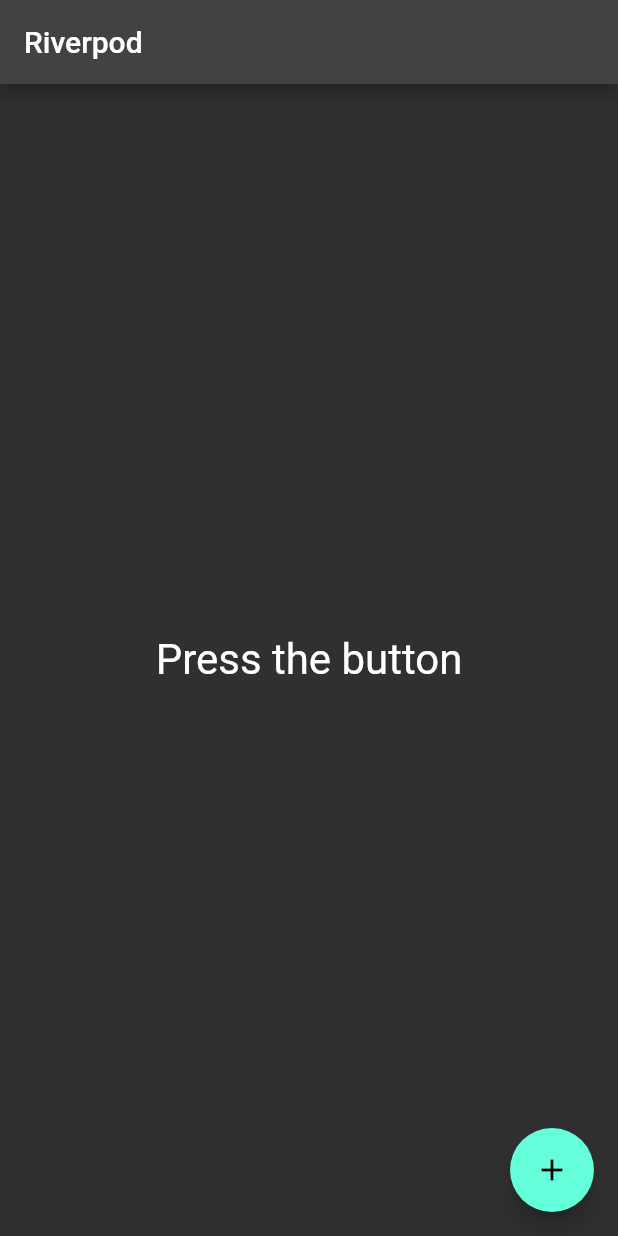
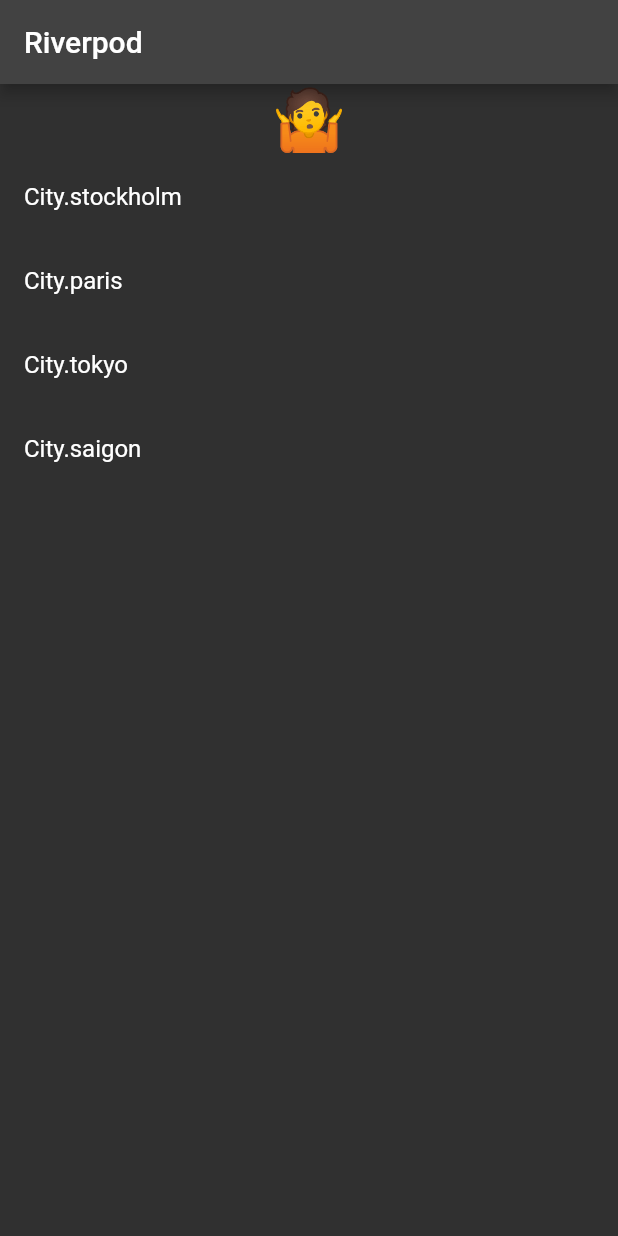
Before and after one commit to DangTuCS/riverpod2, a Flutter app: the screen it shows after launch, on a phone screen of 412 x 824 dp. Run offline on Flutter 3.47's test engine with Material 2 defaults, Android fonts, the phone set to English and light mode, and no system bars; our stand-ins replace hooks_riverpod.

Commit message:
3rd_example_great

```diff
--- a/lib/main.dart
+++ b/lib/main.dart
@@ -27,49 +27,79 @@ class HomePage extends ConsumerWidget {
 
   @override
   Widget build(BuildContext context, WidgetRef ref) {
+    final currentWeather = ref.watch(weatherProvider);
+
     return Scaffold(
       appBar: AppBar(
         title: const Text('Riverpod'),
       ),
-      body: Center(
-        child: Consumer(
-          builder: (context, ref, child) {
-            final count = ref.watch(counterProvider);
-            final text = count == null ? 'Press the button' : count.toString();
-            return Text(
-              text,
-              style: const TextStyle(fontSize: 28),
-            );
-          },
-        ),
-      ),
-      floatingActionButton: FloatingActionButton(
-        onPressed: ref.read(counterProvider.notifier).increment,
-        child: const Icon(Icons.add),
+      body: Column(
+        children: [
+          currentWeather.when(
+            data: (data) => Text(
+              data,
+              style: const TextStyle(fontSize: 40),
+            ),
+            error: (_, __) => const Text('Error 🥲'),
+            loading: () => const Padding(
+              padding: EdgeInsets.all(8),
+              child: CircularProgressIndicator(),
+            ),
+          ),
+          Expanded(
+            child: ListView.builder(
+              itemBuilder: (context, index) {
+                final city = City.values[index];
+                final isSelected = city == ref.watch(currentCityProvider);
+                return ListTile(
+                  title: Text(
+                    city.toString(),
+                  ),
+                  trailing: isSelected ? const Icon(Icons.check) : null,
+                  onTap: () =>
+                      ref.read(currentCityProvider.notifier).state = city,
+                );
+              },
+              itemCount: City.values.length,
+            ),
+          ),
+        ],
       ),
     );
   }
 }
 
+const unknownWeatherEmoji = '🤷‍';
 
+//UI writes to and reads this
+final currentCityProvider = StateProvider<City?>((ref) => null);
 
-final counterProvider = StateNotifierProvider<Counter, int?>(
-  (ref) => Counter(),
-);
+//UI reads this
+final weatherProvider = FutureProvider<WeatherEmoji>((ref) {
+  final city = ref.watch(currentCityProvider);
+  if (city != null) {
+    return getWeather(city);
+  }
+  return unknownWeatherEmoji;
+});
 
-class Counter extends StateNotifier<int?> {
-  Counter() : super(null);
-
-  void increment() => state = (state == null) ? 1 : (state + 1);
+enum City {
+  stockholm,
+  paris,
+  tokyo,
+  saigon,
 }
 
-extension OptionalInfixAddition<T extends num> on T? {
-  T? operator +(T? other) {
-    final shadow = this;
-    if (shadow != null) {
-      return shadow + (other ?? 0) as T;
-    } else {
-      return null;
-    }
-  }
+typedef WeatherEmoji = String;
+
+Future<WeatherEmoji> getWeather(City city) {
+  return Future.delayed(
+    const Duration(seconds: 1),
+    () => {
+      City.stockholm: '❄️',
+      City.paris: '🌧',
+      City.tokyo: '💨',
+      City.saigon: '☀️',
+    }[city]!,
+  );
 }
```
